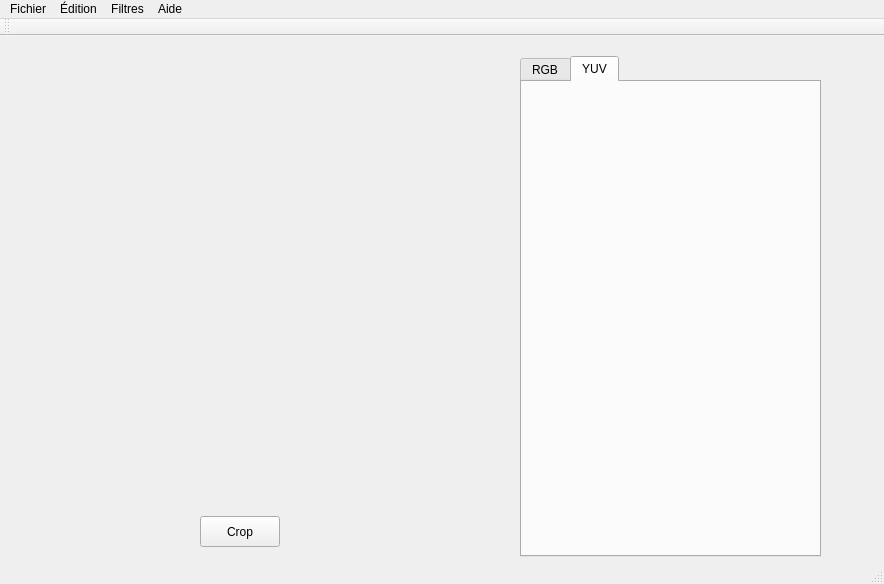
Before: the Qt Designer form mainwindow.ui in baillema/Projet_image_final, drawn with Qt 5.
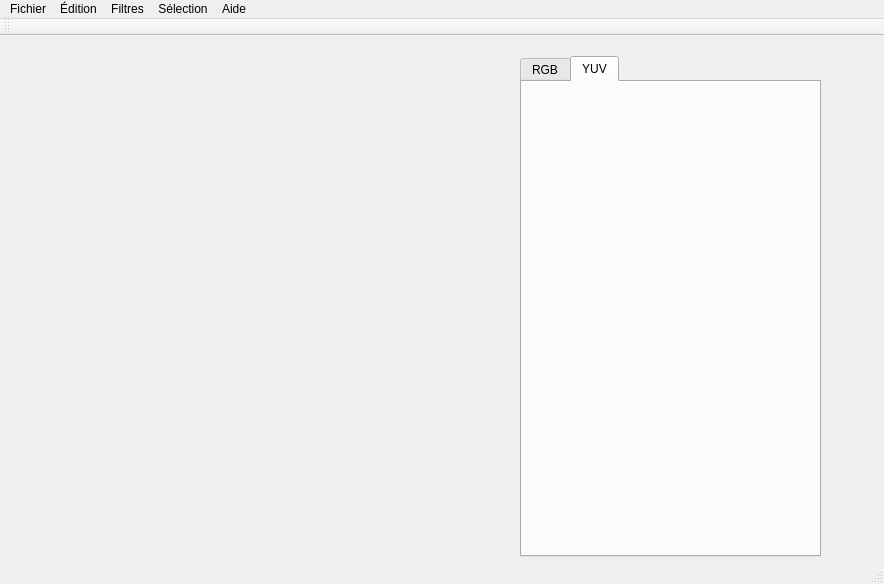
After: the same form once the commit is applied. The open tabs and pages were chosen to show the change.

Commit message: Changement du crop et intégration de l'algo de redimensioneemnt à travers un formulaire

The edit to the form file:
```diff
--- a/mainwindow.ui
+++ b/mainwindow.ui
@@ -92,19 +92,6 @@
      </attribute>
     </widget>
    </widget>
-   <widget class="QPushButton" name="bouttonCrop">
-    <property name="geometry">
-     <rect>
-      <x>200</x>
-      <y>480</y>
-      <width>80</width>
-      <height>31</height>
-     </rect>
-    </property>
-    <property name="text">
-     <string>Crop</string>
-    </property>
-   </widget>
   </widget>
   <widget class="QMenuBar" name="menuBar">
    <property name="geometry">
@@ -141,10 +128,20 @@
     <property name="title">
      <string>Aide</string>
     </property>
+    <addaction name="action_Propos"/>
+   </widget>
+   <widget class="QMenu" name="menuSelection">
+    <property name="title">
+     <string>Sélection</string>
+    </property>
+    <addaction name="actionRedimension"/>
+    <addaction name="actionDecoupage"/>
+    <addaction name="actionInitialiser"/>
    </widget>
    <addaction name="menuFichier"/>
    <addaction name="menuEdition"/>
    <addaction name="menuFiltres"/>
+   <addaction name="menuSelection"/>
    <addaction name="menuAide"/>
   </widget>
   <widget class="QToolBar" name="mainToolBar">
```
Left out of the diff: 61 changed lines with no effect on the pictures. The commit also changes 6 other files.
